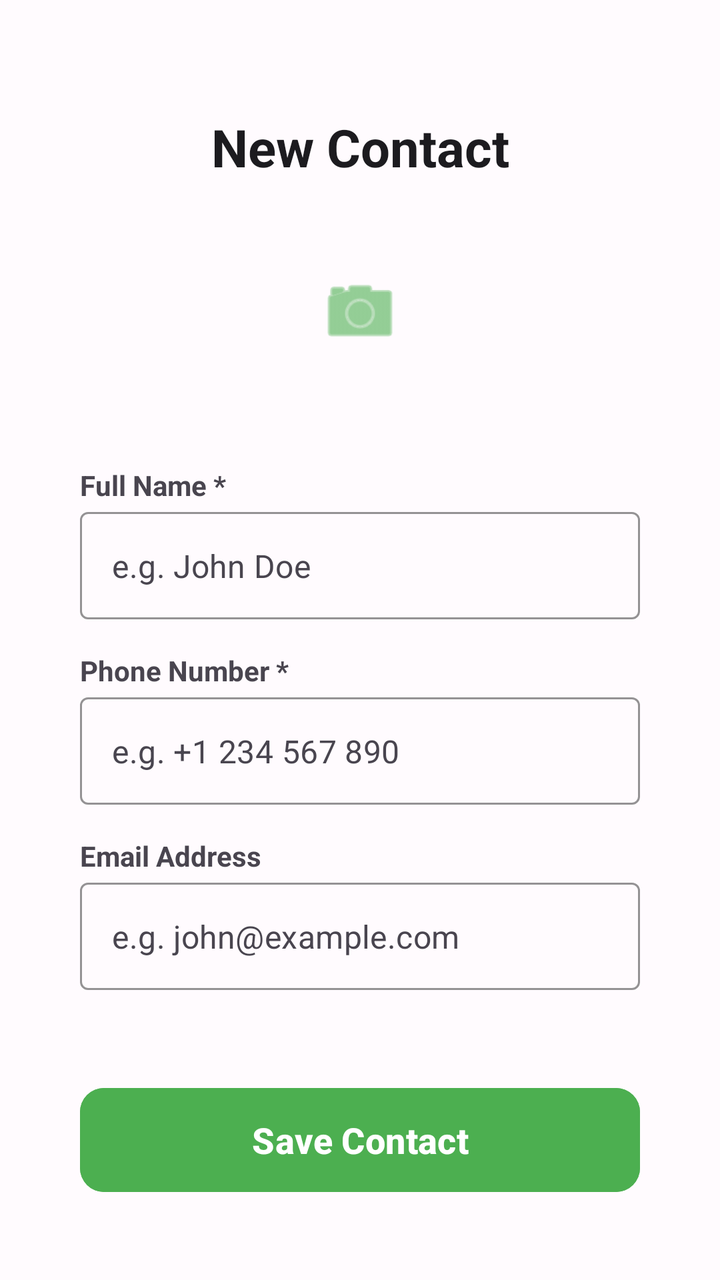
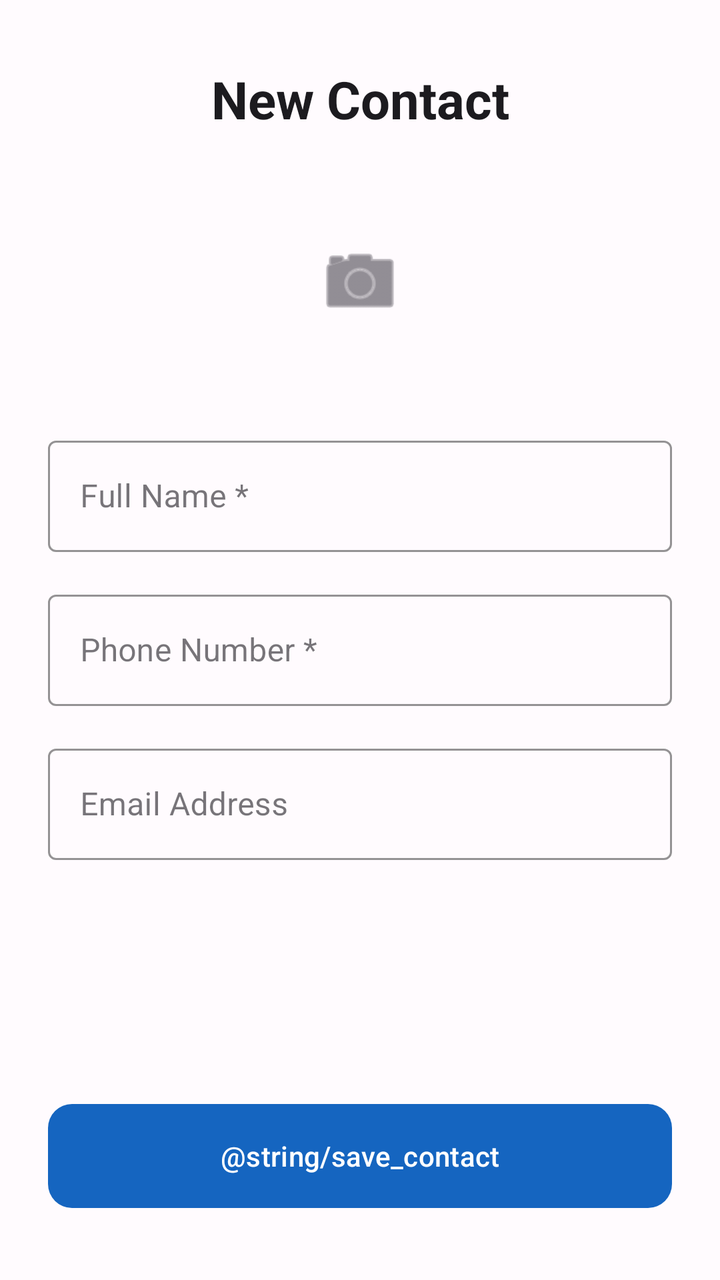

The first picture is an Android layout as it rendered before a commit; the second is the same layout after the commit. The layout source and the unified diff follow.
<!-- AndroidManifest.xml: application theme Theme.ContactManager -->
<!-- res/layout/activity_add_contact.xml -->
<?xml version="1.0" encoding="utf-8"?>
<androidx.constraintlayout.widget.ConstraintLayout
    xmlns:android="http://schemas.android.com/apk/res/android"
    xmlns:app="http://schemas.android.com/apk/res-auto"
    xmlns:tools="http://schemas.android.com/tools"
    android:layout_width="match_parent"
    android:layout_height="match_parent"
    android:background="?attr/colorSurface"
    android:padding="24dp"
    android:id="@+id/main"
    tools:context=".AddContactActivity">

    <TextView
        android:id="@+id/tv_add_header"
        android:layout_width="wrap_content"
        android:layout_height="wrap_content"
        android:layout_marginTop="32dp"
        android:text="New Contact"
        android:textColor="?attr/colorOnSurface"
        android:textSize="26sp"
        android:textStyle="bold"
        app:layout_constraintEnd_toEndOf="parent"
        app:layout_constraintStart_toStartOf="parent"
        app:layout_constraintTop_toTopOf="parent" />

    <ImageView
        android:id="@+id/iv_new_avatar"
        android:layout_width="90dp"
        android:layout_height="90dp"
        android:layout_marginTop="20dp"
        android:background="@drawable/circle_background"
        android:padding="24dp"
        android:src="@android:drawable/ic_menu_camera"
        app:tint="#4CAF50"
        app:layout_constraintEnd_toEndOf="parent"
        app:layout_constraintStart_toStartOf="parent"
        app:layout_constraintTop_toBottomOf="@id/tv_add_header" />

    
    <TextView
        android:id="@+id/lbl_name"
        android:layout_width="wrap_content"
        android:layout_height="wrap_content"
        android:layout_marginTop="32dp"
        android:layout_marginStart="16dp"
        android:text="Full Name *"
        android:textColor="?attr/colorOnSurfaceVariant"
        android:textSize="14sp"
        android:textStyle="bold"
        app:layout_constraintStart_toStartOf="parent"
        app:layout_constraintTop_toBottomOf="@id/iv_new_avatar" />

    <com.google.android.material.textfield.TextInputLayout
        android:id="@+id/til_name"
        style="@style/Widget.MaterialComponents.TextInputLayout.OutlinedBox"
        android:layout_width="0dp"
        android:layout_height="wrap_content"
        android:layout_marginTop="4dp"
        android:layout_marginStart="16dp"
        android:layout_marginEnd="16dp"
        app:hintEnabled="false"
        app:boxBackgroundColor="?attr/colorSurface"
        app:boxStrokeColor="#4CAF50"
        app:layout_constraintEnd_toEndOf="parent"
        app:layout_constraintStart_toStartOf="parent"
        app:layout_constraintTop_toBottomOf="@id/lbl_name">

        <com.google.android.material.textfield.TextInputEditText
            android:id="@+id/et_contact_name"
            android:layout_width="match_parent"
            android:layout_height="wrap_content"
            android:hint="e.g. John Doe"
            android:textColor="?attr/colorOnSurface"
            android:textColorHint="?attr/colorOnSurfaceVariant"
            android:padding="16dp"
            android:inputType="textPersonName" />
    </com.google.android.material.textfield.TextInputLayout>

    
    <TextView
        android:id="@+id/lbl_phone"
        android:layout_width="wrap_content"
        android:layout_height="wrap_content"
        android:layout_marginTop="16dp"
        android:layout_marginStart="16dp"
        android:text="Phone Number *"
        android:textColor="?attr/colorOnSurfaceVariant"
        android:textSize="14sp"
        android:textStyle="bold"
        app:layout_constraintStart_toStartOf="parent"
        app:layout_constraintTop_toBottomOf="@id/til_name" />

    <com.google.android.material.textfield.TextInputLayout
        android:id="@+id/til_phone"
        style="@style/Widget.MaterialComponents.TextInputLayout.OutlinedBox"
        android:layout_width="0dp"
        android:layout_height="wrap_content"
        android:layout_marginTop="4dp"
        android:layout_marginStart="16dp"
        android:layout_marginEnd="16dp"
        app:hintEnabled="false"
        app:boxBackgroundColor="?attr/colorSurface"
        app:boxStrokeColor="#4CAF50"
        app:layout_constraintEnd_toEndOf="parent"
        app:layout_constraintStart_toStartOf="parent"
        app:layout_constraintTop_toBottomOf="@id/lbl_phone">

        <com.google.android.material.textfield.TextInputEditText
            android:id="@+id/et_contact_phone"
            android:layout_width="match_parent"
            android:layout_height="wrap_content"
            android:hint="e.g. +1 234 567 890"
            android:textColor="?attr/colorOnSurface"
            android:textColorHint="?attr/colorOnSurfaceVariant"
            android:padding="16dp"
            android:inputType="phone" />
    </com.google.android.material.textfield.TextInputLayout>

    
    <TextView
        android:id="@+id/lbl_email"
        android:layout_width="wrap_content"
        android:layout_height="wrap_content"
        android:layout_marginTop="16dp"
        android:layout_marginStart="16dp"
        android:text="Email Address"
        android:textColor="?attr/colorOnSurfaceVariant"
        android:textSize="14sp"
        android:textStyle="bold"
        app:layout_constraintStart_toStartOf="parent"
        app:layout_constraintTop_toBottomOf="@id/til_phone" />

    <com.google.android.material.textfield.TextInputLayout
        android:id="@+id/til_email"
        style="@style/Widget.MaterialComponents.TextInputLayout.OutlinedBox"
        android:layout_width="0dp"
        android:layout_height="wrap_content"
        android:layout_marginTop="4dp"
        android:layout_marginStart="16dp"
        android:layout_marginEnd="16dp"
        app:hintEnabled="false"
        app:boxBackgroundColor="?attr/colorSurface"
        app:boxStrokeColor="#4CAF50"
        app:layout_constraintEnd_toEndOf="parent"
        app:layout_constraintStart_toStartOf="parent"
        app:layout_constraintTop_toBottomOf="@id/lbl_email">

        <com.google.android.material.textfield.TextInputEditText
            android:id="@+id/et_contact_email"
            android:layout_width="match_parent"
            android:layout_height="wrap_content"
            android:hint="e.g. john@example.com"
            android:textColor="?attr/colorOnSurface"
            android:textColorHint="?attr/colorOnSurfaceVariant"
            android:padding="16dp"
            android:inputType="textEmailAddress" />
    </com.google.android.material.textfield.TextInputLayout>

    <Button
        android:id="@+id/btn_save_contact"
        android:layout_width="0dp"
        android:layout_height="60dp"
        android:layout_marginBottom="16dp"
        android:layout_marginStart="16dp"
        android:layout_marginEnd="16dp"
        android:backgroundTint="#4CAF50"
        android:text="Save Contact"
        android:textColor="#FFFFFF"
        android:textSize="18sp"
        android:textStyle="bold"
        app:cornerRadius="12dp"
        app:layout_constraintBottom_toBottomOf="parent"
        app:layout_constraintEnd_toEndOf="parent"
        app:layout_constraintStart_toStartOf="parent" />

</androidx.constraintlayout.widget.ConstraintLayout>
<!-- resources referenced by this layout -->
<resources>
  <!-- drawable circle_background (drawable) -->
  <?xml version="1.0" encoding="utf-8"?>
  <selector xmlns:android="http://schemas.android.com/apk/res/android">
      <item>
          <shape android:shape="oval" />
      </item>
  </selector>
  <style name="Theme.ContactManager" parent="Base.Theme.ContactManager" />
  <style name="Base.Theme.ContactManager" parent="Theme.Material3.DayNight.NoActionBar">
          <item name="colorPrimary">@color/md3_primary</item>
          <item name="colorOnPrimary">@color/md3_on_primary</item>
          <item name="colorPrimaryContainer">@color/md3_primary_container</item>
          <item name="colorOnPrimaryContainer">@color/md3_on_primary_container</item>
  
          <item name="colorSecondary">@color/md3_secondary</item>
          <item name="colorOnSecondary">@color/md3_on_secondary</item>
          <item name="colorSecondaryContainer">@color/md3_secondary_container</item>
  
          <item name="colorTertiary">@color/md3_tertiary</item>
          <item name="colorOnTertiary">@color/md3_on_tertiary</item>
  
          <item name="colorError">@color/md3_error</item>
          <item name="colorOnError">@color/md3_on_error</item>
  
          <item name="colorSurface">@color/md3_surface</item>
          <item name="colorOnSurface">@color/md3_on_surface</item>
          <item name="colorSurfaceVariant">@color/md3_surface_variant</item>
          <item name="colorOnSurfaceVariant">@color/md3_on_surface_variant</item>
  
          <item name="colorOutline">@color/md3_outline</item>
          <item name="colorOutlineVariant">@color/md3_outline_variant</item>
  
          <item name="android:statusBarColor">@android:color/transparent</item>
          <item name="android:navigationBarColor">@android:color/transparent</item>
      </style>
  <color name="md3_primary">#1565C0</color>
  <color name="md3_on_primary">#FFFFFF</color>
  <color name="md3_primary_container">#D1E4FF</color>
  <color name="md3_on_primary_container">#001D36</color>
  <color name="md3_secondary">#00897B</color>
  <color name="md3_on_secondary">#FFFFFF</color>
  <color name="md3_secondary_container">#B2DFDB</color>
  <color name="md3_tertiary">#7C5800</color>
  <color name="md3_on_tertiary">#FFFFFF</color>
  <color name="md3_error">#B3261E</color>
  <color name="md3_on_error">#FFFFFF</color>
  <color name="md3_surface">#FFFBFE</color>
  <color name="md3_on_surface">#1C1B1F</color>
  <color name="md3_surface_variant">#E7E0EC</color>
  <color name="md3_on_surface_variant">#49454F</color>
  <color name="md3_outline">#79747E</color>
  <color name="md3_outline_variant">#CAC4D0</color>
</resources>

<!-- the commit's change to res/layout/activity_add_contact.xml (unified diff, before → after) -->
@@ -6,7 +6,6 @@
     android:layout_width="match_parent"
     android:layout_height="match_parent"
     android:background="?attr/colorSurface"
-    android:padding="24dp"
     android:id="@+id/main"
     tools:context=".AddContactActivity">
 
@@ -25,149 +24,100 @@
 
     <ImageView
         android:id="@+id/iv_new_avatar"
-        android:layout_width="90dp"
-        android:layout_height="90dp"
-        android:layout_marginTop="20dp"
+        android:layout_width="100dp"
+        android:layout_height="100dp"
+        android:layout_marginTop="24dp"
         android:background="@drawable/circle_background"
-        android:padding="24dp"
+        android:contentDescription="@string/add_photo"
+        android:padding="28dp"
         android:src="@android:drawable/ic_menu_camera"
-        app:tint="#4CAF50"
+        app:tint="?attr/colorOnSurfaceVariant"
         app:layout_constraintEnd_toEndOf="parent"
         app:layout_constraintStart_toStartOf="parent"
         app:layout_constraintTop_toBottomOf="@id/tv_add_header" />
 
-    
-    <TextView
-        android:id="@+id/lbl_name"
-        android:layout_width="wrap_content"
-        android:layout_height="wrap_content"
-        android:layout_marginTop="32dp"
-        android:layout_marginStart="16dp"
-        android:text="Full Name *"
-        android:textColor="?attr/colorOnSurfaceVariant"
-        android:textSize="14sp"
-        android:textStyle="bold"
-        app:layout_constraintStart_toStartOf="parent"
-        app:layout_constraintTop_toBottomOf="@id/iv_new_avatar" />
-
-    <com.google.android.material.textfield.TextInputLayout
-        android:id="@+id/til_name"
-        style="@style/Widget.MaterialComponents.TextInputLayout.OutlinedBox"
+    <ScrollView
         android:layout_width="0dp"
-        android:layout_height="wrap_content"
-        android:layout_marginTop="4dp"
-        android:layout_marginStart="16dp"
-        android:layout_marginEnd="16dp"
-        app:hintEnabled="false"
-        app:boxBackgroundColor="?attr/colorSurface"
-        app:boxStrokeColor="#4CAF50"
+        android:layout_height="0dp"
+        android:fillViewport="true"
+        android:paddingHorizontal="24dp"
+        app:layout_constraintBottom_toTopOf="@id/btn_save_contact"
         app:layout_constraintEnd_toEndOf="parent"
         app:layout_constraintStart_toStartOf="parent"
-        app:layout_constraintTop_toBottomOf="@id/lbl_name">
+        app:layout_constraintTop_toBottomOf="@id/iv_new_avatar">
 
-        <com.google.android.material.textfield.TextInputEditText
-            android:id="@+id/et_contact_name"
+        <LinearLayout
             android:layout_width="match_parent"
             android:layout_height="wrap_content"
-            android:hint="e.g. John Doe"
-            android:textColor="?attr/colorOnSurface"
-            android:textColorHint="?attr/colorOnSurfaceVariant"
-            android:padding="16dp"
-            android:inputType="textPersonName" />
-    </com.google.android.material.textfield.TextInputLayout>
+            android:gravity="center_horizontal"
+            android:orientation="vertical"
+            android:paddingTop="24dp"
+            android:paddingBottom="16dp">
 
-    
-    <TextView
-        android:id="@+id/lbl_phone"
-        android:layout_width="wrap_content"
-        android:layout_height="wrap_content"
-        android:layout_marginTop="16dp"
-        android:layout_marginStart="16dp"
-        android:text="Phone Number *"
-        android:textColor="?attr/colorOnSurfaceVariant"
-        android:textSize="14sp"
-        android:textStyle="bold"
-        app:layout_constraintStart_toStartOf="parent"
-        app:layout_constraintTop_toBottomOf="@id/til_name" />
+            <com.google.android.material.textfield.TextInputLayout
+                android:id="@+id/til_name"
+                style="@style/Widget.MaterialComponents.TextInputLayout.OutlinedBox"
+                android:layout_width="match_parent"
+                android:layout_height="wrap_content"
+                android:hint="Full Name *"
+                app:boxStrokeColor="?attr/colorPrimary"
+                app:endIconMode="clear_text">
 
-    <com.google.android.material.textfield.TextInputLayout
-        android:id="@+id/til_phone"
-        style="@style/Widget.MaterialComponents.TextInputLayout.OutlinedBox"
-        android:layout_width="0dp"
-        android:layout_height="wrap_content"
-        android:layout_marginTop="4dp"
-        android:layout_marginStart="16dp"
-        android:layout_marginEnd="16dp"
-        app:hintEnabled="false"
-        app:boxBackgroundColor="?attr/colorSurface"
-        app:boxStrokeColor="#4CAF50"
-        app:layout_constraintEnd_toEndOf="parent"
-        app:layout_constraintStart_toStartOf="parent"
-        app:layout_constraintTop_toBottomOf="@id/lbl_phone">
+                <com.google.android.material.textfield.TextInputEditText
+                    android:id="@+id/et_contact_name"
+                    android:layout_width="match_parent"
+                    android:layout_height="wrap_content"
+                    android:inputType="textPersonName"
+                    android:maxLength="100" />
+            </com.google.android.material.textfield.TextInputLayout>
 
-        <com.google.android.material.textfield.TextInputEditText
-            android:id="@+id/et_contact_phone"
-            android:layout_width="match_parent"
-            android:layout_height="wrap_content"
-            android:hint="e.g. +1 234 567 890"
-            android:textColor="?attr/colorOnSurface"
-            android:textColorHint="?attr/colorOnSurfaceVariant"
-            android:padding="16dp"
-            android:inputType="phone" />
-    </com.google.android.material.textfield.TextInputLayout>
+            <com.google.android.material.textfield.TextInputLayout
+                android:id="@+id/til_phone"
+                style="@style/Widget.MaterialComponents.TextInputLayout.OutlinedBox"
+                android:layout_width="match_parent"
+                android:layout_height="wrap_content"
+                android:layout_marginTop="16dp"
+                android:hint="Phone Number *"
+                app:boxStrokeColor="?attr/colorPrimary"
+                app:endIconMode="clear_text">
 
-    
-    <TextView
-        android:id="@+id/lbl_email"
-        android:layout_width="wrap_content"
-        android:layout_height="wrap_content"
-        android:layout_marginTop="16dp"
-        android:layout_marginStart="16dp"
-        android:text="Email Address"
-        android:textColor="?attr/colorOnSurfaceVariant"
-        android:textSize="14sp"
-        android:textStyle="bold"
-        app:layout_constraintStart_toStartOf="parent"
-        app:layout_constraintTop_toBottomOf="@id/til_phone" />
+                <com.google.android.material.textfield.TextInputEditText
+                    android:id="@+id/et_contact_phone"
+                    android:layout_width="match_parent"
+                    android:layout_height="wrap_content"
+                    android:digits="0123456789+"
+                    android:inputType="phone"
+                    android:maxLength="15" />
+            </com.google.android.material.textfield.TextInputLayout>
 
-    <com.google.android.material.textfield.TextInputLayout
-        android:id="@+id/til_email"
-        style="@style/Widget.MaterialComponents.TextInputLayout.OutlinedBox"
-        android:layout_width="0dp"
-        android:layout_height="wrap_content"
-        android:layout_marginTop="4dp"
-        android:layout_marginStart="16dp"
-        android:layout_marginEnd="16dp"
-        app:hintEnabled="false"
-        app:boxBackgroundColor="?attr/colorSurface"
-        app:boxStrokeColor="#4CAF50"
-        app:layout_constraintEnd_toEndOf="parent"
-        app:layout_constraintStart_toStartOf="parent"
-        app:layout_constraintTop_toBottomOf="@id/lbl_email">
+            <com.google.android.material.textfield.TextInputLayout
+                android:id="@+id/til_email"
+                style="@style/Widget.MaterialComponents.TextInputLayout.OutlinedBox"
+                android:layout_width="match_parent"
+                android:layout_height="wrap_content"
+                android:layout_marginTop="16dp"
+                android:hint="Email Address"
+                app:boxStrokeColor="?attr/colorPrimary"
+                app:endIconMode="clear_text">
 
-        <com.google.android.material.textfield.TextInputEditText
-            android:id="@+id/et_contact_email"
-            android:layout_width="match_parent"
-            android:layout_height="wrap_content"
-            android:hint="e.g. john@example.com"
-            android:textColor="?attr/colorOnSurface"
-            android:textColorHint="?attr/colorOnSurfaceVariant"
-            android:padding="16dp"
-            android:inputType="textEmailAddress" />
-    </com.google.android.material.textfield.TextInputLayout>
+                <com.google.android.material.textfield.TextInputEditText
+                    android:id="@+id/et_contact_email"
+                    android:layout_width="match_parent"
+                    android:layout_height="wrap_content"
+                    android:inputType="textEmailAddress"
+                    android:maxLength="150" />
+            </com.google.android.material.textfield.TextInputLayout>
+        </LinearLayout>
+    </ScrollView>
 
-    <Button
+    <com.google.android.material.button.MaterialButton
         android:id="@+id/btn_save_contact"
+        style="@style/Widget.Material3.Button"
         android:layout_width="0dp"
         android:layout_height="60dp"
-        android:layout_marginBottom="16dp"
-        android:layout_marginStart="16dp"
-        android:layout_marginEnd="16dp"
-        android:backgroundTint="#4CAF50"
-        android:text="Save Contact"
-        android:textColor="#FFFFFF"
-        android:textSize="18sp"
-        android:textStyle="bold"
+        android:layout_marginHorizontal="24dp"
+        android:layout_marginBottom="32dp"
+        android:text="@string/save_contact"
         app:cornerRadius="12dp"
         app:layout_constraintBottom_toBottomOf="parent"
         app:layout_constraintEnd_toEndOf="parent"
<!-- resource entries referenced after the edit -->
@@ -2,11 +2,8 @@
 <resources>
   <!-- drawable circle_background (drawable) -->
   <?xml version="1.0" encoding="utf-8"?>
-  <selector xmlns:android="http://schemas.android.com/apk/res/android">
-      <item>
-          <shape android:shape="oval" />
-      </item>
-  </selector>
+  <shape xmlns:android="http://schemas.android.com/apk/res/android"
+      android:shape="oval" />
   <style name="Theme.ContactManager" parent="Base.Theme.ContactManager" />
   <style name="Base.Theme.ContactManager" parent="Theme.Material3.DayNight.NoActionBar">
           <item name="colorPrimary">@color/md3_primary</item>
